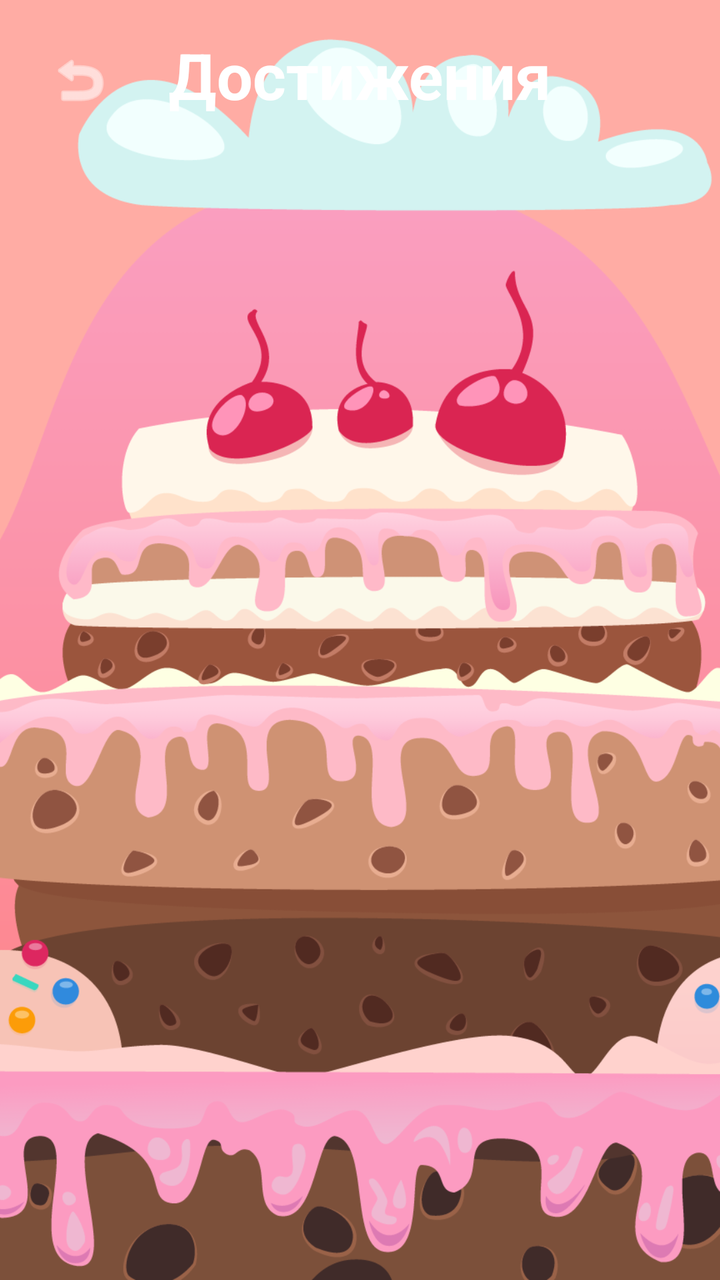
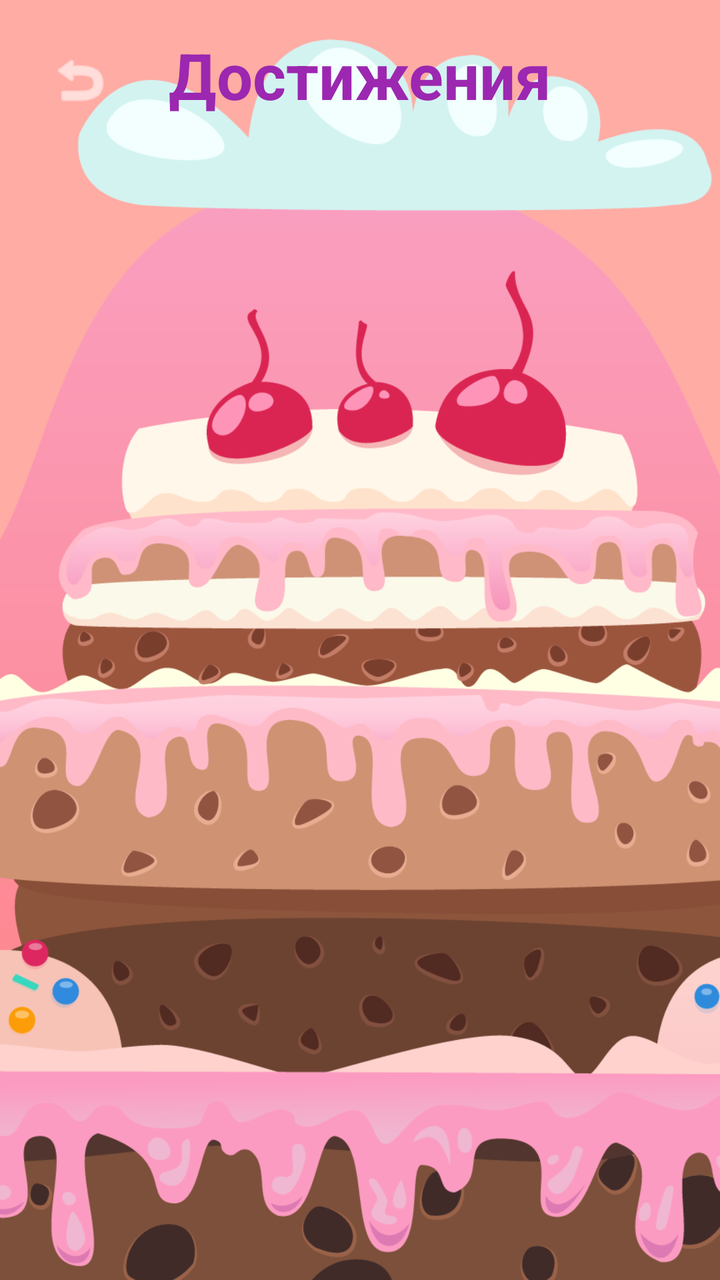

Compare the two renders of this Android layout. The source of the first and the diff that turns it into the second are given below.
<!-- AndroidManifest.xml: application theme Theme.MemoryGame -->
<!-- res/layout/activity_achievements.xml -->
<?xml version="1.0" encoding="utf-8"?>
<androidx.constraintlayout.widget.ConstraintLayout xmlns:android="http://schemas.android.com/apk/res/android"
    xmlns:app="http://schemas.android.com/apk/res-auto"
    android:layout_width="match_parent"
    android:layout_height="match_parent"
    android:background="@drawable/background1">

    <ImageView
        android:id="@+id/backgroundImage"
        android:layout_width="match_parent"
        android:layout_height="match_parent"
        android:scaleType="centerCrop"
        android:src="@drawable/background1"
        app:layout_constraintBottom_toBottomOf="parent"
        app:layout_constraintEnd_toEndOf="parent"
        app:layout_constraintStart_toStartOf="parent"
        app:layout_constraintTop_toTopOf="parent" />

    <ImageButton
        android:id="@+id/backButton"
        android:layout_width="48dp"
        android:layout_height="48dp"
        android:layout_margin="16dp"
        android:background="?attr/selectableItemBackgroundBorderless"
        android:contentDescription="Назад"
        android:src="@android:drawable/ic_menu_revert"
        app:layout_constraintStart_toStartOf="parent"
        app:layout_constraintTop_toTopOf="parent"
        app:tint="@android:color/white" />

    <TextView
        android:id="@+id/titleText"
        android:layout_width="wrap_content"
        android:layout_height="wrap_content"
        android:layout_marginTop="16dp"
        android:text="Достижения"
        android:textColor="@android:color/white"
        android:textSize="32sp"
        android:textStyle="bold"
        app:layout_constraintEnd_toEndOf="parent"
        app:layout_constraintStart_toStartOf="parent"
        app:layout_constraintTop_toTopOf="parent" />

    <androidx.recyclerview.widget.RecyclerView
        android:id="@+id/achievementsRecyclerView"
        android:layout_width="0dp"
        android:layout_height="0dp"
        android:layout_margin="16dp"
        android:clipToPadding="false"
        android:padding="8dp"
        app:layout_constraintBottom_toBottomOf="parent"
        app:layout_constraintEnd_toEndOf="parent"
        app:layout_constraintStart_toStartOf="parent"
        app:layout_constraintTop_toBottomOf="@id/titleText" />

</androidx.constraintlayout.widget.ConstraintLayout>
<!-- resources referenced by this layout -->
<resources>
  <!-- drawable background1: png bitmap (drawable, 296258 bytes) -->
  <style name="Theme.MemoryGame" parent="Base.Theme.MemoryGame" />
  <style name="Base.Theme.MemoryGame" parent="Theme.Material3.DayNight.NoActionBar">
          
          
      </style>
</resources>

<!-- the commit's change to res/layout/activity_achievements.xml (unified diff, before → after) -->
@@ -34,7 +34,7 @@
         android:layout_height="wrap_content"
         android:layout_marginTop="16dp"
         android:text="Достижения"
-        android:textColor="@android:color/white"
+        android:textColor="@color/brand_purple"
         android:textSize="32sp"
         android:textStyle="bold"
         app:layout_constraintEnd_toEndOf="parent"
<!-- resource entries referenced after the edit -->
@@ -1,5 +1,6 @@
 <!-- resources referenced by this layout -->
 <resources>
+  <color name="brand_purple">#9C27B0</color>
   <!-- drawable background1: png bitmap (drawable, 296258 bytes) -->
   <style name="Theme.MemoryGame" parent="Base.Theme.MemoryGame" />
   <style name="Base.Theme.MemoryGame" parent="Theme.Material3.DayNight.NoActionBar">
